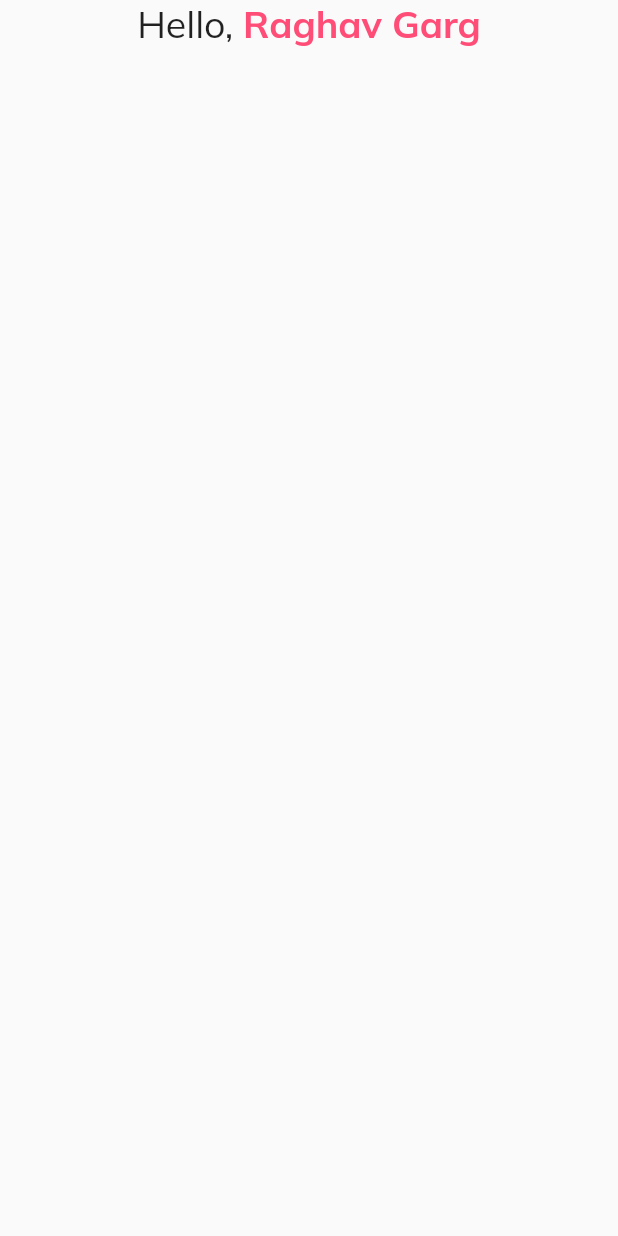
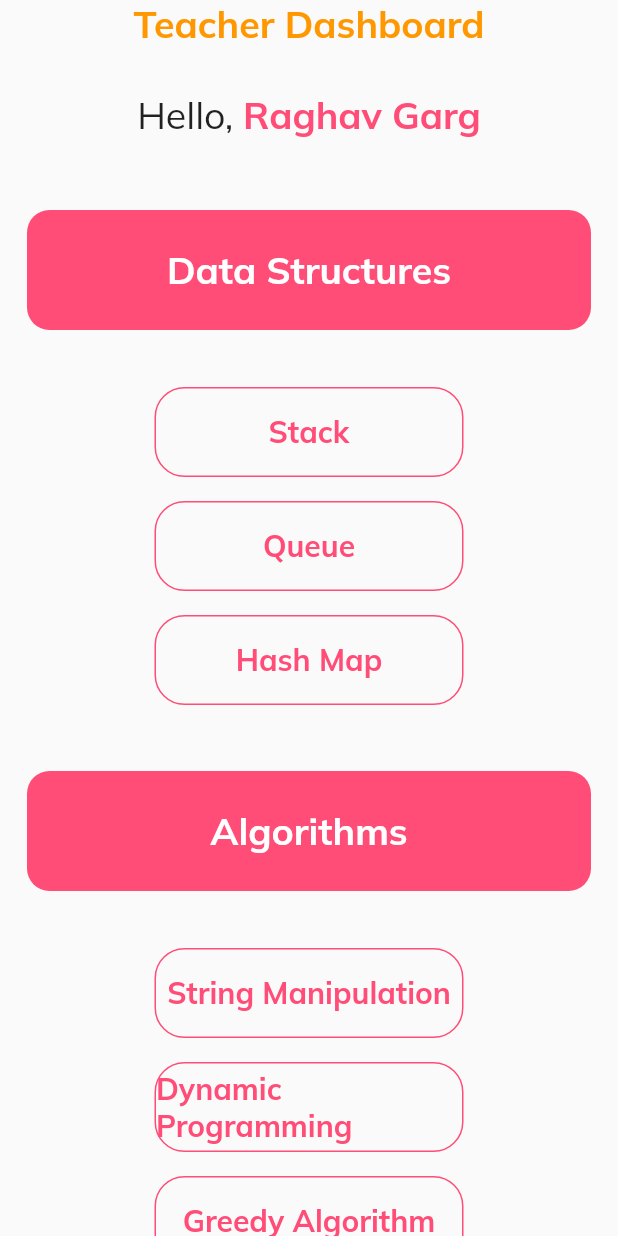
Before and after one commit to Raghav117/raghavgarg_navigus, a Flutter app: the screen it shows after launch, on a phone screen of 412 x 824 dp. Run offline on Flutter 3.47's test engine with Material 2 defaults, Android fonts, the light colour scheme and no system bars; our stand-ins replace get, google_fonts; missing offline and left inert: dart:js.

Commit message:
Teacher Dashboard completed Frontend

```diff
--- a/lib/dashboard/teacher_dashboard.dart
+++ /dev/null
@@ -1,42 +0,0 @@
-import 'package:flutter/material.dart';
-import 'package:get/get.dart';
-import 'package:raghavgarg_navigus/design/colors.dart';
-
-class TeacherDashboard extends StatefulWidget {
-  const TeacherDashboard({Key? key}) : super(key: key);
-
-  @override
-  _TeacherDashboardState createState() => _TeacherDashboardState();
-}
-
-class _TeacherDashboardState extends State<TeacherDashboard> {
-  @override
-  Widget build(BuildContext context) {
-    return Scaffold(
-      body: SingleChildScrollView(
-        child: Column(
-          children: [
-            SafeArea(
-                child: Row(
-              children: [
-                Spacer(),
-                Text(
-                  "Hello, ",
-                  style: TextStyle(fontSize: 25),
-                ),
-                Text(
-                  "Raghav Garg",
-                  style: TextStyle(
-                      color: primary,
-                      fontSize: 25,
-                      fontWeight: FontWeight.bold),
-                ),
-                Spacer(),
-              ],
-            ))
-          ],
-        ),
-      ),
-    );
-  }
-}
--- /dev/null
+++ b/lib/global/globalParameters.dart
@@ -0,0 +1,12 @@
+List courses = [
+  {
+    "Data Structures": ["Stack", "Queue", "Hash Map"],
+  },
+  {
+    "Algorithms": [
+      "String Manipulation",
+      "Dynamic Programming",
+      "Greedy Algorithm"
+    ],
+  },
+];
--- a/lib/main.dart
+++ b/lib/main.dart
@@ -1,10 +1,12 @@
 import 'package:flutter/material.dart';
 import 'package:get/get.dart';
 import 'package:google_fonts/google_fonts.dart';
-import 'package:raghavgarg_navigus/dashboard/teacher_dashboard.dart';
 import 'package:raghavgarg_navigus/login/signup.dart';
+import 'package:raghavgarg_navigus/teacher.dart/addMCQ.dart';
+import 'package:raghavgarg_navigus/teacher.dart/mcq.dart';
 import 'design/colors.dart';
 import 'login/login.dart';
+import 'teacher.dart/teacher_dashboard.dart';
 
 void main() async {
   WidgetsFlutterBinding.ensureInitialized();
--- /dev/null
+++ b/lib/teacher.dart/teacher_dashboard.dart
@@ -0,0 +1,117 @@
+import 'package:flutter/material.dart';
+import 'package:get/get.dart';
+import 'package:raghavgarg_navigus/design/colors.dart';
+import 'package:raghavgarg_navigus/global/globalParameters.dart';
+import 'package:raghavgarg_navigus/teacher.dart/mcq.dart';
+
+class TeacherDashboard extends StatefulWidget {
+  const TeacherDashboard({Key? key}) : super(key: key);
+
+  @override
+  _TeacherDashboardState createState() => _TeacherDashboardState();
+}
+
+class _TeacherDashboardState extends State<TeacherDashboard> {
+  @override
+  Widget build(BuildContext context) {
+    return Scaffold(
+      body: SingleChildScrollView(
+        child: Column(
+          children: [
+            Text(
+              "Teacher Dashboard",
+              style: TextStyle(
+                  fontSize: 25,
+                  color: Colors.orange,
+                  fontWeight: FontWeight.bold),
+            ),
+            SizedBox(
+              height: 30,
+            ),
+            SafeArea(
+                child: Row(
+              children: [
+                Spacer(),
+                Text(
+                  "Hello, ",
+                  style: TextStyle(fontSize: 25),
+                ),
+                Text(
+                  "Raghav Garg",
+                  style: TextStyle(
+                      color: primary,
+                      fontSize: 25,
+                      fontWeight: FontWeight.bold),
+                ),
+                Spacer(),
+              ],
+            )),
+            SizedBox(
+              height: 30,
+            ),
+            ...List.generate(courses.length, (index) {
+              List list = courses[index][courses[index].keys.toList()[0]];
+              return Padding(
+                padding: const EdgeInsets.all(18.0),
+                child: Column(
+                  children: [
+                    Container(
+                      width: double.infinity,
+                      height: 80,
+                      decoration: BoxDecoration(
+                          color: primary,
+                          borderRadius: BorderRadius.circular(15)),
+                      child: Center(
+                        child: Text(
+                          courses[index].keys.toList()[0],
+                          style: TextStyle(
+                              fontWeight: FontWeight.bold,
+                              fontSize: 25,
+                              color: Colors.white),
+                        ),
+                      ),
+                    ),
+                    SizedBox(
+                      height: 30,
+                    ),
+                    Column(
+                      children: list.map((e) {
+                        return Padding(
+                          padding: const EdgeInsets.all(8.0),
+                          child: InkWell(
+                            onTap: () {
+                              Get.to(() => MCQ());
+                            },
+                            child: Container(
+                              width: MediaQuery.of(context).size.width * 0.5,
+                              height: 60,
+                              decoration: BoxDecoration(
+                                  borderRadius: BorderRadius.circular(20),
+                                  border: Border.all(color: primary)),
+                              child: Center(
+                                child: Text(
+                                  e.toString(),
+                                  style: TextStyle(
+                                      fontWeight: FontWeight.bold,
+                                      fontSize: 20,
+                                      color: primary),
+                                ),
+                              ),
+                            ),
+                          ),
+                        );
+                      }).toList(),
+                    )
+                  ],
+                ),
+              );
+            }),
+            SizedBox(
+              height: 60,
+            ),
+          ],
+        ),
+      ),
+    );
+  }
+}
```
Also changed, not shown: lib/teacher.dart/addMCQ.dart (added, +230 -0 lines), lib/teacher.dart/mcq.dart (added, +319 -0 lines).
